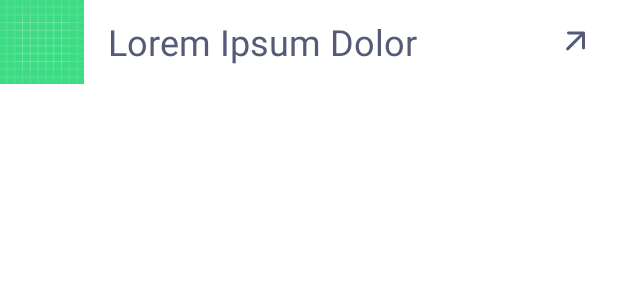
After one commit to ChameeshaRash/Graph-Android-App, an Android app: the layout recycler_view_item.xml on its own in the app's theme, with its tools: preview values and no code run, on a phone screen of 412 x 824 dp. The commit adds this screen. Shown: the top 300 px of the screen. Run offline under Robolectric (Android 15) with nearby library versions, the phone set to English and light mode, and no system bars.

Commit message:
Configured RecyclerView.

```diff
--- /dev/null
+++ b/app/src/main/res/drawable/ic_arrow_outward_rounded.xml
@@ -0,0 +1,9 @@
+<vector xmlns:android="http://schemas.android.com/apk/res/android"
+    android:width="24dp"
+    android:height="24dp"
+    android:viewportWidth="24"
+    android:viewportHeight="24">
+  <path
+      android:pathData="M16,8.4L7.125,17.3C6.925,17.5 6.687,17.6 6.412,17.6C6.137,17.6 5.899,17.5 5.7,17.3C5.5,17.1 5.4,16.862 5.4,16.587C5.4,16.312 5.5,16.074 5.7,15.875L14.6,7H7C6.717,7 6.479,6.904 6.287,6.712C6.095,6.52 5.999,6.283 6,6C6,5.717 6.096,5.479 6.288,5.287C6.48,5.095 6.717,4.999 7,5H17C17.283,5 17.521,5.096 17.713,5.288C17.905,5.48 18.001,5.717 18,6V16C18,16.283 17.904,16.521 17.712,16.713C17.52,16.905 17.283,17.001 17,17C16.717,17 16.479,16.904 16.287,16.712C16.095,16.52 15.999,16.283 16,16V8.4Z"
+      android:fillColor="#555A77"/>
+</vector>
--- a/app/src/main/res/layout/activity_main.xml
+++ b/app/src/main/res/layout/activity_main.xml
@@ -56,7 +56,10 @@
         <androidx.recyclerview.widget.RecyclerView
             android:id="@+id/recycler_view"
             android:layout_width="match_parent"
-            android:layout_height="match_parent" />
+            android:layout_height="match_parent"
+            android:background="@drawable/recycler_view_background"
+            />
+
 
     </RelativeLayout>
 
--- /dev/null
+++ b/app/src/main/res/layout/recycler_view_item.xml
@@ -0,0 +1,35 @@
+<?xml version="1.0" encoding="utf-8"?>
+<LinearLayout
+    xmlns:android="http://schemas.android.com/apk/res/android"
+    android:id="@+id/card_view"
+    android:layout_width="match_parent"
+    android:layout_height="wrap_content"
+    android:orientation="horizontal"
+    >
+
+    <ImageView
+        android:id="@+id/image_view"
+        android:layout_width="56dp"
+        android:layout_height="56dp"
+        android:src="@drawable/ic_launcher_background"/>
+
+    <TextView
+        android:id="@+id/text_view"
+        android:layout_width="wrap_content"
+        android:layout_height="wrap_content"
+        android:layout_gravity="center_vertical"
+        android:textColor="@color/darkGray"
+        android:layout_weight="1"
+        android:layout_marginHorizontal="16dp"
+        android:text="Lorem Ipsum Dolor"
+        android:textSize="24sp" />
+
+    <ImageView
+        android:id="@+id/arrow"
+        android:layout_width="24dp"
+        android:layout_height="24dp"
+        android:layout_margin="16dp"
+        android:src="@drawable/ic_arrow_outward_rounded" />
+
+
+</LinearLayout>
--- a/app/src/main/res/values/colors.xml
+++ b/app/src/main/res/values/colors.xml
@@ -7,4 +7,14 @@
     <color name="black">#FF000000</color>
     <color name="white">#FFFFFFFF</color>
     <color name="lightTeal">#E0E8EA</color>
+
+
+    <color name="purple_200">#FFBB86FC</color>
+    <color name="yellow">#e3d134</color>
+    <color name="purple_500">#FF6200EE</color>
+    <color name="purple_700">#FF3700B3</color>
+    <color name="teal_200">#FF03DAC5</color>
+    <color name="teal_700">#FF018786</color>
+    <color name="Pink">#FD0000</color>
+    <color name="grey"> #aaaaaa</color>
 </resources>
```
Also changed, not shown: app/src/main/java/com/university/graph/CardItem.java (added, +31 -0 lines), app/src/main/java/com/university/graph/MainActivity.java (+22 -0 lines), app/src/main/java/com/university/graph/RecyclerviewAdapter.java (added, +40 -0 lines), app/src/main/java/com/university/graph/RecyclerviewViewHolder.java (added, +21 -0 lines), app/src/main/res/drawable/recycler_view_background.xml (added, +8 -0 lines), app/src/main/res/drawable/recycler_view_item_background.xml (added, +9 -0 lines).
